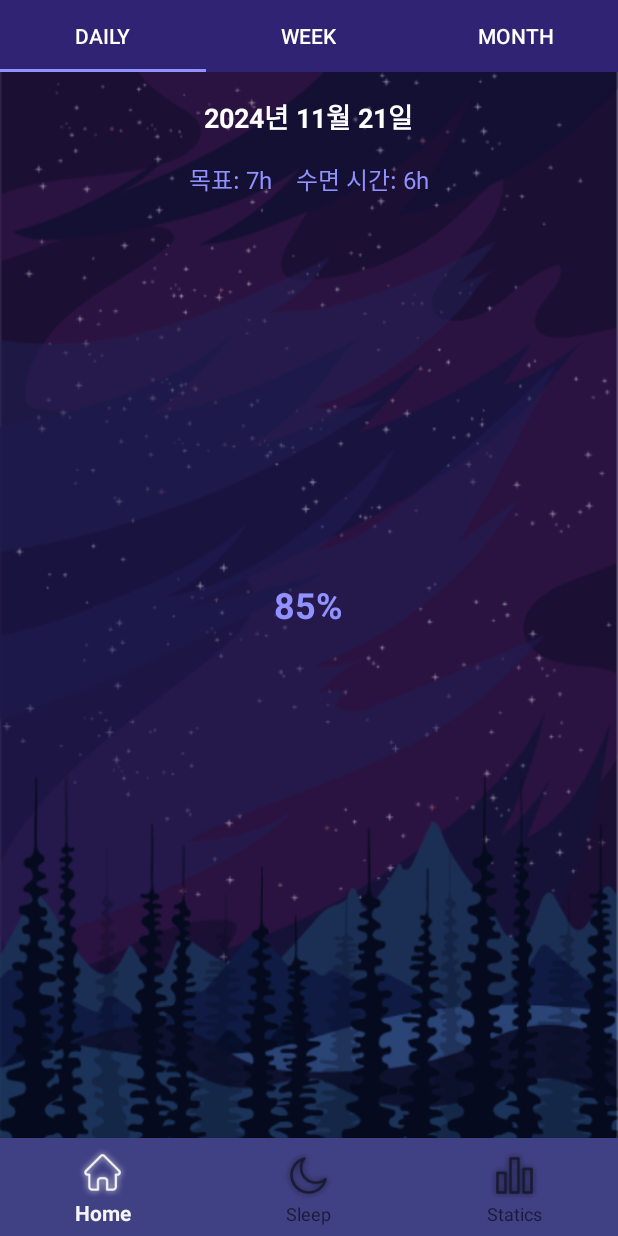
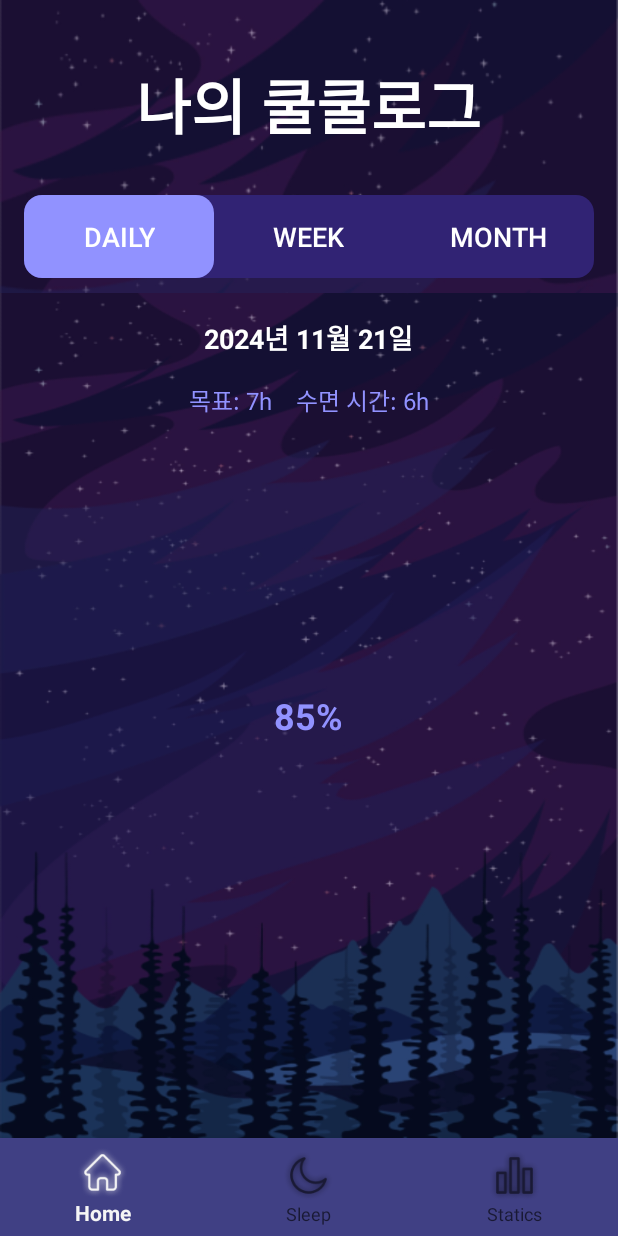
Before and after one commit to YeRimmm-Cho/CoolcoolLog, an Android app: the fragment StatisticsFragment placed in its activity, on a phone screen of 412 x 824 dp. Run offline under Robolectric (Android 15) with nearby library versions, the phone set to English and light mode, and no system bars.

Commit message:
Feat: tab 구현

```diff
--- a/app/src/main/java/com/example/coolcoollog/StatisticsFragment.java
+++ b/app/src/main/java/com/example/coolcoollog/StatisticsFragment.java
@@ -46,5 +46,6 @@ public class StatisticsFragment extends Fragment {
                     break;
             }
         }).attach();
+        tabLayout.setSelectedTabIndicatorColor(getResources().getColor(R.color.light_purple));
     }
 }
--- /dev/null
+++ b/app/src/main/res/drawable/background_tab.xml
@@ -0,0 +1,9 @@
+<shape xmlns:android="http://schemas.android.com/apk/res/android">
+    <solid android:color="@color/dark_purple" />
+    <corners android:radius="12dp" />  <!-- 모서리 둥글게 -->
+    <padding
+        android:paddingLeft="12dp"
+        android:paddingTop="12dp"
+        android:paddingRight="12dp"
+        android:paddingBottom="12dp"/>
+</shape>
--- /dev/null
+++ b/app/src/main/res/drawable/rounded_indicator.xml
@@ -0,0 +1,5 @@
+<shape xmlns:android="http://schemas.android.com/apk/res/android"
+    android:shape="rectangle">
+    <solid android:color="@color/light_purple" /> <!-- Indicator 색상 -->
+    <corners android:radius="12dp" /> <!-- 끝을 둥글게 -->
+</shape>
--- a/app/src/main/res/layout/fragment_statistics.xml
+++ b/app/src/main/res/layout/fragment_statistics.xml
@@ -1,23 +1,41 @@
 <RelativeLayout xmlns:android="http://schemas.android.com/apk/res/android"
+    xmlns:app="http://schemas.android.com/apk/res-auto"
     android:layout_width="match_parent"
     android:layout_height="match_parent"
-    android:background="@drawable/background_img_main"
-    xmlns:app="http://schemas.android.com/apk/res-auto">
+    android:background="@drawable/background_img_main">
 
-    <!-- TabLayout -->
+    <!-- 나의 쿨쿨로그 -->
+    <TextView
+        android:id="@+id/titleTextView"
+        android:layout_width="wrap_content"
+        android:layout_height="wrap_content"
+        android:layout_centerHorizontal="true"
+        android:layout_marginTop="40dp"
+        android:text="나의 쿨쿨로그"
+        android:textColor="@color/white"
+        android:textSize="40sp"
+        android:textStyle="bold" />
+
+    <!-- 탭 -->
     <com.google.android.material.tabs.TabLayout
         android:id="@+id/tabLayout"
-        android:layout_width="match_parent"
-        android:layout_height="wrap_content"
-        android:background="@color/dark_purple"
-        app:tabIndicatorColor="@color/light_purple"
-        app:tabSelectedTextColor="@color/white"
-        app:tabTextColor="@color/white" />
+        android:layout_centerHorizontal="true"
+        android:layout_width="380dp"
+        android:layout_height="55dp"
+        android:layout_below="@id/titleTextView"
+        android:layout_marginTop="30dp"
+        android:background="@drawable/background_tab"
+        app:tabIndicator="@drawable/rounded_indicator"
+        app:tabIndicatorFullWidth="true"
+        app:tabIndicatorHeight="55dp"
+        app:tabTextAppearance="@style/TabTextStyle"
+        />
 
     <!-- ViewPager2 -->
     <androidx.viewpager2.widget.ViewPager2
         android:id="@+id/viewPager"
         android:layout_width="match_parent"
         android:layout_height="match_parent"
-        android:layout_below="@id/tabLayout" />
+        android:layout_below="@id/tabLayout"
+        android:layout_marginTop="10dp" />
 </RelativeLayout>
--- /dev/null
+++ b/app/src/main/res/values/styles.xml
@@ -0,0 +1,7 @@
+<?xml version="1.0" encoding="utf-8"?>
+<resources>
+    <style name="TabTextStyle" parent="TextAppearance.Design.Tab">
+        <item name="android:textSize">18sp</item> <!-- 텍스트 크기 -->
+        <item name="android:textColor">@color/white</item> <!-- 텍스트 색상 -->
+    </style>
+</resources>
```
